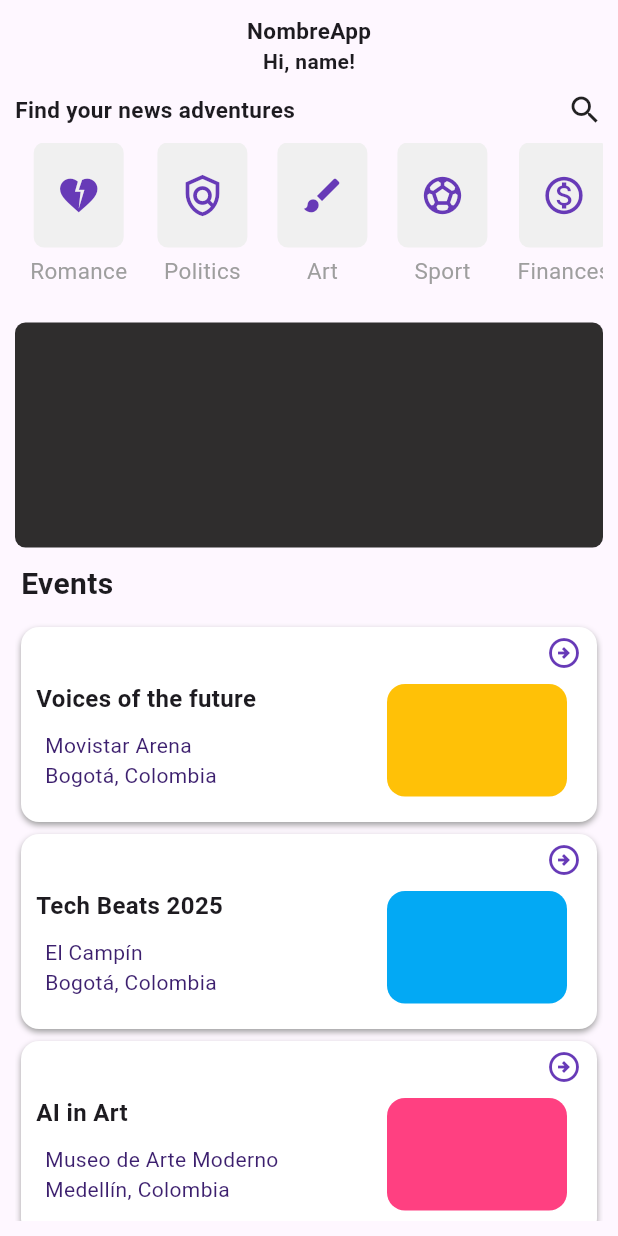
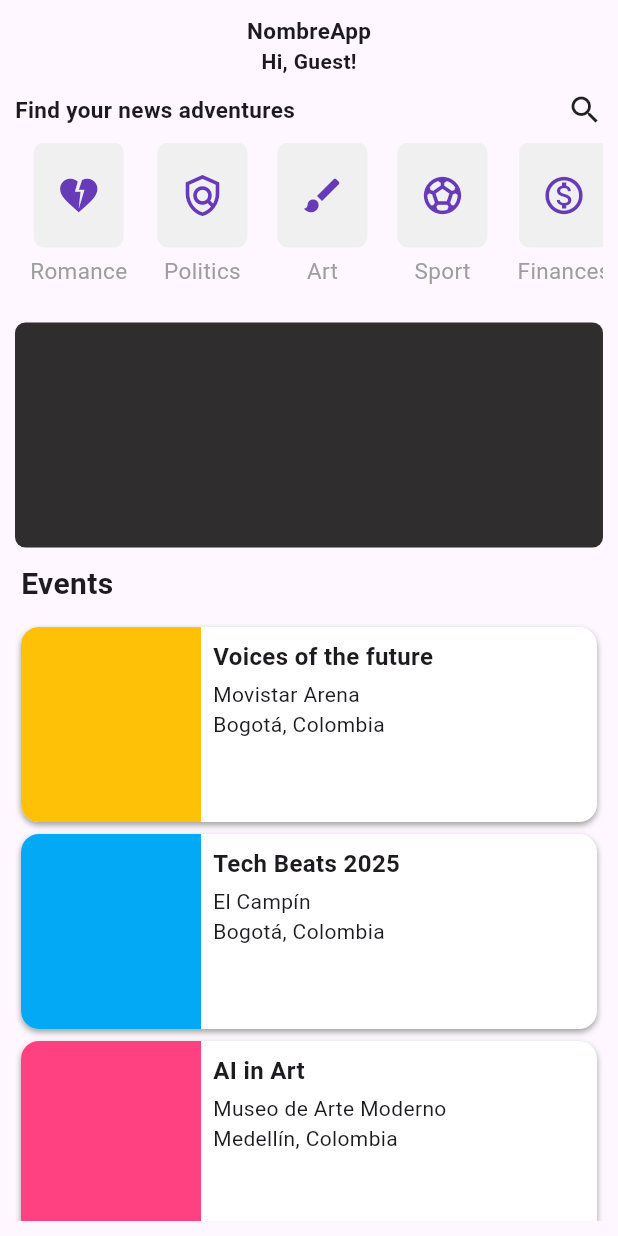
Before and after one commit to ana03ap/f_project1_movil, a Flutter app: the Startpage screen opened directly, on a phone screen of 412 x 824 dp. Run offline on Flutter 3.47's test engine with Material 3 defaults, Android fonts, the phone set to English and light mode, and no system bars; our stand-ins replace get, google_fonts.

Commit message:
cleaning code from startpage, sepando en widgets

```diff
--- a/lib/main.dart
+++ b/lib/main.dart
@@ -19,7 +19,7 @@ class MyApp extends StatelessWidget {
       theme: ThemeData(
         textTheme: GoogleFonts.leagueSpartanTextTheme(),
       ),
-      home:  const FeedbackScreen(),
+      home:   HomeScreen(),
       debugShowCheckedModeBanner: false,
     );
   }
--- a/lib/presentation/pages/home_screen.dart
+++ b/lib/presentation/pages/home_screen.dart
@@ -8,19 +8,14 @@ class HomeScreen extends StatelessWidget {
   HomeScreen({Key? key}) : super(key: key);
 
   final TextEditingController nameController = TextEditingController();
-  final RxString name = ''.obs;  // 🔥 Variable reactiva
+  final RxString name = ''.obs;
 
   void navigateToStartPage() {
     if (nameController.text.isNotEmpty) {
-      name.value = nameController.text;  // Actualiza la variable reactiva
-      Get.snackbar(
-        'Hello',
-        'Welcome ${name.value}!',
-        snackPosition: SnackPosition.BOTTOM,
-      );
+      name.value = nameController.text;
 
-      // 🔥 Navegación a StartPage usando GetX
-      Get.to(() => const Placeholder());
+      // 🔥 Navegar usando GetX y pasando el nombre como argumento
+      Get.to(() => const Startpage(), arguments: name.value);
     } else {
       Get.snackbar(
         'Error',
@@ -52,7 +47,7 @@ class HomeScreen extends StatelessWidget {
                 border: OutlineInputBorder(),
                 labelText: 'Input Name',
               ),
-              onChanged: (value) => name.value = value, // 🔥 Hace que la variable sea reactiva
+              onChanged: (value) => name.value = value,
             ),
             const SizedBox(height: 20),
             ElevatedButton(
--- a/lib/presentation/pages/startpage.dart
+++ b/lib/presentation/pages/startpage.dart
@@ -1,23 +1,28 @@
 import 'package:flutter/material.dart';
+import 'package:get/get.dart';
+import '../widgets/container_icon_with_text.dart';
+import '../widgets/event_card.dart';
 
 class Startpage extends StatelessWidget {
   const Startpage({Key? key}) : super(key: key);
 
   @override
   Widget build(BuildContext context) {
+    // 🔥 Recibimos la variable `name` usando Get.arguments
+    final String name = Get.arguments ?? 'Guest';
+
     return Scaffold(
       body: Padding(
         padding: const EdgeInsets.all(10.0),
         child: Column(
           children: [
-            const Center(
+            Center(
               child: Column(
                 children: [
-                  Text("NombreApp",
-                      style:
-                          TextStyle(fontWeight: FontWeight.bold, fontSize: 15)),
-                  Text("Hi, name!",
-                      style: TextStyle(fontWeight: FontWeight.bold)),
+                  const Text("NombreApp",
+                      style: TextStyle(fontWeight: FontWeight.bold, fontSize: 15)),
+                  Text("Hi, $name!",
+                      style: const TextStyle(fontWeight: FontWeight.bold)),
                 ],
               ),
             ),
@@ -26,9 +31,7 @@ class Startpage extends StatelessWidget {
               mainAxisAlignment: MainAxisAlignment.spaceBetween,
               children: [
                 Text("Find your news adventures",
-                    style:
-                        //podria ser algo comun
-                        TextStyle(fontWeight: FontWeight.bold, fontSize: 15)),
+                    style: TextStyle(fontWeight: FontWeight.bold, fontSize: 15)),
                 Icon(Icons.search),
               ],
             ),
@@ -38,21 +41,16 @@ class Startpage extends StatelessWidget {
               child: ListView(
                 scrollDirection: Axis.horizontal,
                 children: const [
-                  ContainerIconwithText(
-                      icon: Icons.heart_broken_sharp, label: "Romance"),
-                  ContainerIconwithText(
-                      icon: Icons.policy_outlined, label: "Politics"),
-                  ContainerIconwithText(icon: Icons.brush, label: "Art"),
-                  ContainerIconwithText(
-                      icon: Icons.sports_soccer_sharp, label: "Sport"),
-                  ContainerIconwithText(
-                      icon: Icons.monetization_on_outlined, label: "Finances"),
-                  ContainerIconwithText(icon: Icons.science, label: "Science"),
-                  ContainerIconwithText(icon: Icons.history, label: "History"),
+                  ContainerIconWithText(icon: Icons.heart_broken_sharp, label: "Romance"),
+                  ContainerIconWithText(icon: Icons.policy_outlined, label: "Politics"),
+                  ContainerIconWithText(icon: Icons.brush, label: "Art"),
+                  ContainerIconWithText(icon: Icons.sports_soccer_sharp, label: "Sport"),
+                  ContainerIconWithText(icon: Icons.monetization_on_outlined, label: "Finances"),
+                  ContainerIconWithText(icon: Icons.science, label: "Science"),
+                  ContainerIconWithText(icon: Icons.history, label: "History"),
                 ],
               ),
             ),
-            // Hacer la imagen en canva
             Container(
               width: 400,
               height: 150,
@@ -101,141 +99,3 @@ class Startpage extends StatelessWidget {
     );
   }
 }
-
-class ContainerIconwithText extends StatelessWidget {
-  const ContainerIconwithText({
-    super.key,
-    required this.icon,
-    required this.label,
-  });
-
-  final IconData icon;
-  final String label;
-
-  @override
-  Widget build(BuildContext context) {
-    return Padding(
-      padding: const EdgeInsets.symmetric(horizontal: 10),
-      child: Column(
-        mainAxisSize: MainAxisSize.min,
-        children: [
-          Container(
-            width: 60,
-            height: 70,
-            decoration: const BoxDecoration(
-              color: Color.fromARGB(255, 240, 240, 240),
-              borderRadius: BorderRadius.all(Radius.circular(7)),
-            ),
-            child: Center(
-              child: Icon(
-                icon,
-                color: Colors.deepPurple,
-                size: 30,
-              ),
-            ),
-          ),
-          const SizedBox(height: 5),
-          Text(
-            label,
-            style: const TextStyle(fontSize: 15, color: Colors.grey),
-            textAlign: TextAlign.center,
-          ),
-        ],
-      ),
-    );
-  }
-}
-
-class EventCard extends StatelessWidget {
-  final String title;
-  final String locationName;
-  final String locationPlace;
-  final Color imageColor;
-
-  const EventCard({
-    super.key,
-    required this.title,
-    required this.locationName,
-    required this.locationPlace,
-    required this.imageColor,
-  });
-
-  @override
-  Widget build(BuildContext context) {
-    return Container(
-      margin: const EdgeInsets.all(4),
-      width: 370,
-      height: 130,
-      decoration: BoxDecoration(
-        color: Colors.white,
-        borderRadius: BorderRadius.circular(12),
-        boxShadow: const [
-          BoxShadow(
-            color: Colors.grey,
-            blurRadius: 3,
-            offset: Offset(0, 2),
-          ),
-        ],
-      ),
-      child: Column(
-        children: [
-          Container(
-            alignment: Alignment.topRight,
-            child: const Padding(
-              padding: EdgeInsets.only(right: 10.0, top: 5),
-              child: Icon(
-                Icons.arrow_circle_right_outlined,
-                color: Colors.deepPurple,
-              ),
-            ),
-          ),
-          Padding(
-            padding: const EdgeInsets.only(left: 10, right: 10, top: 7),
-            child: Row(
-              mainAxisAlignment: MainAxisAlignment.spaceBetween,
-              children: [
-                Column(
-                  crossAxisAlignment: CrossAxisAlignment.start,
-                  children: [
-                    Text(title,
-                        style: const TextStyle(
-                            fontWeight: FontWeight.bold, fontSize: 16)),
-                    const SizedBox(height: 4),
-                    Padding(
-                      padding: const EdgeInsets.all(6),
-                      child: Column(
-                        crossAxisAlignment: CrossAxisAlignment.start,
-                        children: [
-                          Text(
-                            locationName,
-                            style: const TextStyle(
-                                color: Color.fromARGB(255, 60, 31, 110)),
-                          ),
-                          Text(
-                            locationPlace,
-                            style: const TextStyle(
-                                color: Color.fromARGB(255, 60, 31, 110)),
-                          ),
-                        ],
-                      ),
-                    ),
-                  ],
-                ),
-                Container(
-                  // aqui va imagen de cada evento, realizarla!
-                  width: 120,
-                  height: 75,
-                  margin: const EdgeInsets.only(right: 10),
-                  decoration: BoxDecoration(
-                    color: imageColor,
-                    borderRadius: BorderRadius.circular(12),
-                  ),
-                ),
-              ],
-            ),
-          ),
-        ],
-      ),
-    );
-  }
-}
--- /dev/null
+++ b/lib/presentation/widgets/container_icon_with_text.dart
@@ -0,0 +1,45 @@
+import 'package:flutter/material.dart';
+
+class ContainerIconWithText extends StatelessWidget {
+  final IconData icon;
+  final String label;
+
+  const ContainerIconWithText({
+    Key? key,
+    required this.icon,
+    required this.label,
+  }) : super(key: key);
+
+  @override
+  Widget build(BuildContext context) {
+    return Padding(
+      padding: const EdgeInsets.symmetric(horizontal: 10),
+      child: Column(
+        mainAxisSize: MainAxisSize.min,
+        children: [
+          Container(
+            width: 60,
+            height: 70,
+            decoration: const BoxDecoration(
+              color: Color.fromARGB(255, 240, 240, 240),
+              borderRadius: BorderRadius.all(Radius.circular(7)),
+            ),
+            child: Center(
+              child: Icon(
+                icon,
+                color: Colors.deepPurple,
+                size: 30,
+              ),
+            ),
+          ),
+          const SizedBox(height: 5),
+          Text(
+            label,
+            style: const TextStyle(fontSize: 15, color: Colors.grey),
+            textAlign: TextAlign.center,
+          ),
+        ],
+      ),
+    );
+  }
+}
--- /dev/null
+++ b/lib/presentation/widgets/event_card.dart
@@ -0,0 +1,68 @@
+import 'package:flutter/material.dart';
+
+class EventCard extends StatelessWidget {
+  final String title;
+  final String locationName;
+  final String locationPlace;
+  final Color imageColor;
+
+  const EventCard({
+    Key? key,
+    required this.title,
+    required this.locationName,
+    required this.locationPlace,
+    required this.imageColor,
+  }) : super(key: key);
+
+  @override
+  Widget build(BuildContext context) {
+    return Container(
+      margin: const EdgeInsets.all(4),
+      width: 370,
+      height: 130,
+      decoration: BoxDecoration(
+        color: Colors.white,
+        borderRadius: BorderRadius.circular(12),
+        boxShadow: const [
+          BoxShadow(
+            color: Colors.grey,
+            blurRadius: 3,
+            offset: Offset(0, 2),
+          ),
+        ],
+      ),
+      child: Row(
+        children: [
+          Container(
+            width: 120,
+            height: 130,
+            decoration: BoxDecoration(
+              color: imageColor,
+              borderRadius: const BorderRadius.only(
+                topLeft: Radius.circular(12),
+                bottomLeft: Radius.circular(12),
+              ),
+            ),
+          ),
+          Expanded(
+            child: Padding(
+              padding: const EdgeInsets.all(8.0),
+              child: Column(
+                crossAxisAlignment: CrossAxisAlignment.start,
+                children: [
+                  Text(
+                    title,
+                    style: const TextStyle(fontWeight: FontWeight.bold, fontSize: 16),
+                  ),
+                  const SizedBox(height: 4),
+                  Text(locationName),
+                  Text(locationPlace),
+                ],
+              ),
+            ),
+          ),
+        ],
+      ),
+    );
+  }
+}
```
